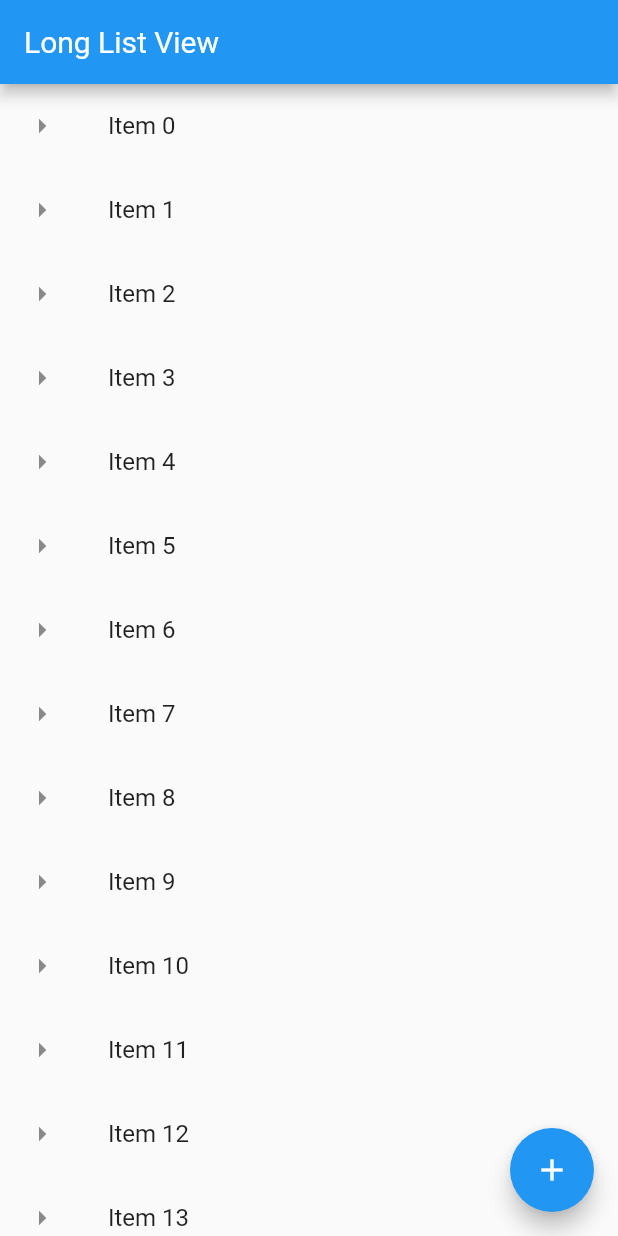
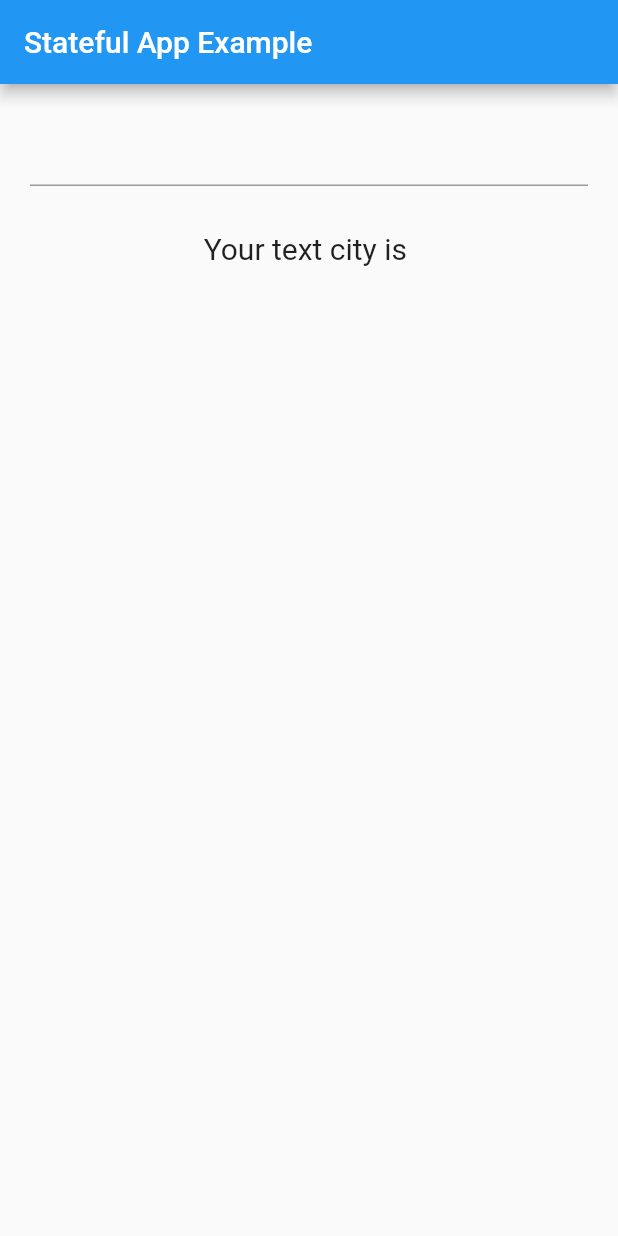
Before and after one commit to AlaaMetwally/flutter_app, a Flutter app: the screen it shows after launch, on a phone screen of 412 x 824 dp. Run offline on Flutter 3.47's test engine with Material 2 defaults, Android fonts, the phone set to English and light mode, and no system bars.

Commit message:
stateful with example textfield with input string name city to be rendered on submit event handler

```diff
--- a/lib/main.dart
+++ b/lib/main.dart
@@ -1,53 +1,50 @@
-import 'package:flutter/material.dart';
-import './app_screens/home.dart';
+import "package:flutter/material.dart";
 
-void main() => runApp(MyFlutterApp());
+void main() {
+  runApp(MaterialApp(title: "Stateful App Example", home: FavoriteCity()));
+}
 
-class MyFlutterApp extends StatelessWidget {
+class FavoriteCity extends StatefulWidget {
+  @override
+  State<StatefulWidget> createState() {
+    // TODO: implement createState
+    return _FavoriteCity();
+  }
+}
+
+class _FavoriteCity extends State<FavoriteCity> {
+  String nameCity = '';
+
   @override
   Widget build(BuildContext context) {
-    return MaterialApp(
-        debugShowCheckedModeBanner: false,
-        title: "Exploring UI widgets",
-        home: Scaffold(
-          body: getListView(),
-          appBar: AppBar(
-            title: Text("Long List View"),
-          ),
-          floatingActionButton: FloatingActionButton(
-            onPressed: () => debugPrint("FAB clicked"),
-            child: Icon(Icons.add),
-            tooltip: 'Add one more Item',
-          ),
-        ));
-  }
-
-  List<String> getListElements() {
-    return List<String>.generate(20, (index) => "Item $index");
-  }
-
-  void showSnackBar(BuildContext context, String item) {
-    var snackBar = SnackBar(
-      content: Text("you just tapped item $item"),
-      action: SnackBarAction(
-        label: "UNDO",
-        onPressed: () => debugPrint('Performing dummy UNDO operation'),
+    debugPrint("Favorite City widget is created");
+    return Scaffold(
+      appBar: AppBar(
+        title: Text("Stateful App Example"),
+      ),
+      body: Container(
+        margin: EdgeInsets.all(20.0),
+        child: Column(
+          children: <Widget>[
+            TextField(
+              onSubmitted: (String userInput) {
+                setState(() {
+                  debugPrint(
+                      "set State is called, this tells framwork to redraw the FavCity widget");
+                  nameCity = userInput;
+                });
+              },
+            ),
+            Padding(
+              padding: EdgeInsets.all(30.0),
+              child: Text(
+                "Your text city is $nameCity",
+                style: TextStyle(fontSize: 20.0),
+              ),
+            )
+          ],
+        ),
       ),
     );
-    Scaffold.of(context).showSnackBar(snackBar);
-  }
-
-  Widget getListView() {
-    var listItems = getListElements();
-    var listView = ListView.builder(itemBuilder: (context, index) {
-      return ListTile(
-        leading: Icon(Icons.arrow_right),
-        title: Text(listItems[index]),
-        onTap: () {
-          showSnackBar(context, listItems[index]);
-        },
-      );
-    });
-    return listView;
   }
 }
```
Also changed, not shown: lib/app_screens/home.dart (deleted, +0 -116 lines), pubspec.yaml (+15 -15 lines), fonts/Raleway-Bold.ttf (deleted), fonts/Raleway-LightItalic.ttf (deleted), fonts/Raleway-Regular.ttf (deleted), fonts/Roboto-Regular.ttf (deleted), images/flight.png (deleted).
